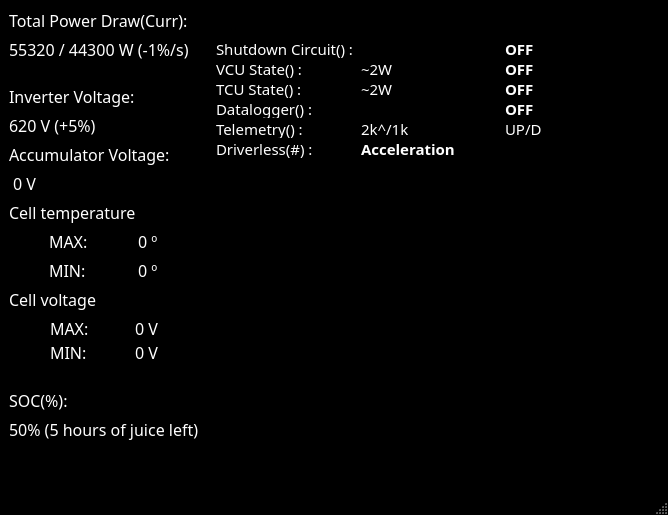
The window that src/voidsterdebugwindow.ui (FSLART/volante_alpha_qt) describes before a commit, drawn with Qt 5.
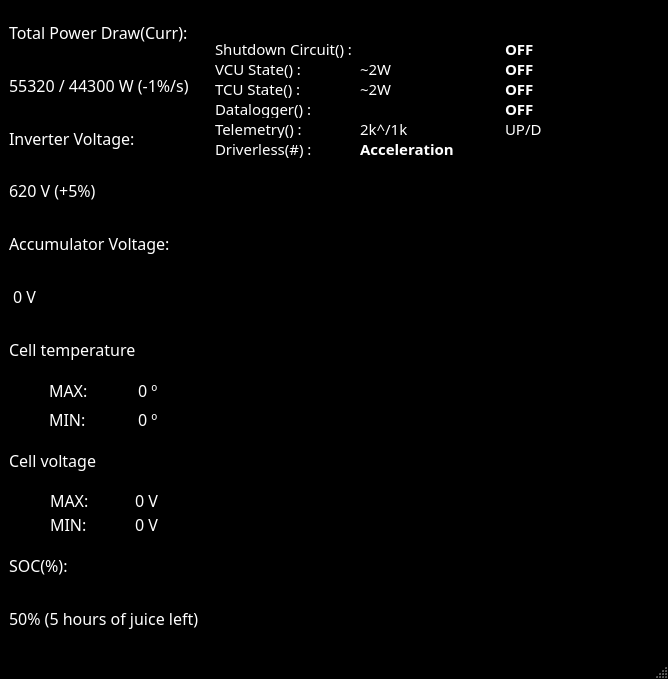
The same window after the commit. Icons and pictures are not drawn. Custom widgets are drawn as their Qt base class.

Diff of the .ui file:
```diff
--- a/src/voidsterdebugwindow.ui
+++ b/src/voidsterdebugwindow.ui
@@ -7,7 +7,7 @@
     <x>0</x>
     <y>0</y>
     <width>668</width>
-    <height>515</height>
+    <height>679</height>
    </rect>
   </property>
   <property name="sizePolicy">
@@ -482,7 +482,7 @@
    </property>
    <layout class="QGridLayout" name="gridLayout">
     <item row="0" column="1">
-     <layout class="QHBoxLayout" name="horizontalLayout" stretch="0,0,0">
+     <layout class="QHBoxLayout" name="horizontalLayout" stretch="0,0">
       <item>
        <layout class="QVBoxLayout" name="LeftVerticalLayout">
         <item>
@@ -490,14 +490,104 @@
           <property name="sizeConstraint">
            <enum>QLayout::SizeConstraint::SetDefaultConstraint</enum>
           </property>
-          <item row="6" column="0">
+          <item row="7" column="0">
+           <layout class="QGridLayout" name="gridLayout_7">
+            <item row="1" column="0">
+             <widget class="QLabel" name="label_8">
+              <property name="sizePolicy">
+               <sizepolicy hsizetype="Fixed" vsizetype="Preferred">
+                <horstretch>0</horstretch>
+                <verstretch>0</verstretch>
+               </sizepolicy>
+              </property>
+              <property name="text">
+               <string>MIN: </string>
+              </property>
+             </widget>
+            </item>
+            <item row="0" column="0">
+             <widget class="QLabel" name="label_3">
+              <property name="sizePolicy">
+               <sizepolicy hsizetype="Fixed" vsizetype="Preferred">
+                <horstretch>0</horstretch>
+                <verstretch>0</verstretch>
+               </sizepolicy>
+              </property>
+              <property name="text">
+               <string>MAX: </string>
+              </property>
+             </widget>
+            </item>
+            <item row="0" column="1">
+             <widget class="FLabel" name="cellmax_temp">
+              <property name="sizePolicy">
+               <sizepolicy hsizetype="Fixed" vsizetype="Preferred">
+                <horstretch>0</horstretch>
+                <verstretch>0</verstretch>
+               </sizepolicy>
+              </property>
+              <property name="text">
+               <string>0 º</string>
+              </property>
+             </widget>
+            </item>
+            <item row="1" column="1">
+             <widget class="FLabel" name="cell_min_temp">
+              <property name="text">
+               <string>0 º</string>
+              </property>
+             </widget>
+            </item>
+           </layout>
+          </item>
+          <item row="5" column="0">
            <widget class="QLabel" name="Accumulator_voltage">
             <property name="text">
              <string> 0 V</string>
             </property>
            </widget>
           </item>
-          <item row="10" column="0">
+          <item row="1" column="0">
+           <widget class="FLabel" name="TotalPowerDraw_Label">
+            <property name="text">
+             <string>55320 / 44300 W (-1%/s)</string>
+            </property>
+            <property name="wordWrap">
+             <bool>false</bool>
+            </property>
+            <property name="indent">
+             <number>-1</number>
+            </property>
+           </widget>
+          </item>
+          <item row="8" column="0">
+           <widget class="QLabel" name="label_4">
+            <property name="sizePolicy">
+             <sizepolicy hsizetype="Preferred" vsizetype="Preferred">
+              <horstretch>0</horstretch>
+              <verstretch>0</verstretch>
+             </sizepolicy>
+            </property>
+            <property name="text">
+             <string>Cell voltage</string>
+            </property>
+           </widget>
+          </item>
+          <item row="14" column="0">
+           <widget class="FLabel" name="SOC_Label">
+            <property name="text">
+             <string>50% (5 hours of juice left)</string>
+            </property>
+           </widget>
+          </item>
+          <item row="6" column="0">
+           <widget class="QLabel" name="label_2">
+            <property name="text">
+             <string>Cell temperature</string>
+            </property>
+           </widget>
+          </item>
+          <item row="9" column="0">
            <layout class="QGridLayout" name="gridLayout_6">
             <property name="spacing">
              <number>1</number>
@@ -550,200 +640,45 @@
             </item>
            </layout>
           </item>
-          <item row="16" column="0">
-           <widget class="FLabel" name="SOC_Label">
-            <property name="text">
-             <string>50% (5 hours of juice left)</string>
-            </property>
-           </widget>
-          </item>
-          <item row="1" column="0">
-           <widget class="FLabel" name="TotalPowerDraw_Label">
-            <property name="text">
-             <string>55320 / 44300 W (-1%/s)</string>
-            </property>
-            <property name="wordWrap">
-             <bool>false</bool>
-            </property>
-            <property name="indent">
-             <number>-1</number>
-            </property>
-           </widget>
-          </item>
-          <item row="0" column="0">
-           <widget class="QLabel" name="TotalPowerDraw_Prefix">
-            <property name="text">
-             <string>Total Power Draw(Curr):</string>
-            </property>
-           </widget>
-          </item>
-          <item row="17" column="0">
-           <spacer name="SOC_Spacer">
-            <property name="orientation">
-             <enum>Qt::Orientation::Vertical</enum>
-            </property>
-            <property name="sizeHint" stdset="0">
-             <size>
-              <width>20</width>
-              <height>40</height>
-             </size>
-            </property>
-           </spacer>
-          </item>
-          <item row="3" column="0">
+          <item row="2" column="0">
            <widget class="QLabel" name="InverterVoltage_Prefix">
             <property name="text">
              <string>Inverter Voltage:</string>
             </property>
            </widget>
           </item>
-          <item row="2" column="0">
-           <spacer name="TotalPowerDraw_Spacer">
-            <property name="orientation">
-             <enum>Qt::Orientation::Vertical</enum>
+          <item row="0" column="0">
+           <widget class="QLabel" name="TotalPowerDraw_Prefix">
+            <property name="text">
+             <string>Total Power Draw(Curr):</string>
             </property>
-            <property name="sizeHint" stdset="0">
-             <size>
-              <width>20</width>
-              <height>40</height>
-             </size>
+           </widget>
+          </item>
+          <item row="13" column="0">
+           <widget class="QLabel" name="SOC_Prefix">
+            <property name="text">
+             <string>SOC(%):</string>
             </property>
-           </spacer>
+           </widget>
           </item>
-          <item row="5" column="0">
+          <item row="4" column="0">
            <widget class="QLabel" name="label">
             <property name="text">
              <string>Accumulator Voltage:</string>
             </property>
            </widget>
           </item>
-          <item row="14" column="0">
-           <spacer name="InverterVoltage_Spacer">
-            <property name="orientation">
-             <enum>Qt::Orientation::Vertical</enum>
-            </property>
-            <property name="sizeHint" stdset="0">
-             <size>
-              <width>20</width>
-              <height>40</height>
-             </size>
-            </property>
-           </spacer>
-          </item>
-          <item row="7" column="0">
-           <widget class="QLabel" name="label_2">
-            <property name="text">
-             <string>Cell temperature</string>
-            </property>
-           </widget>
-          </item>
-          <item row="18" column="0">
-           <spacer name="DTConstraints_Spacer">
-            <property name="orientation">
-             <enum>Qt::Orientation::Vertical</enum>
-            </property>
-            <property name="sizeHint" stdset="0">
-             <size>
-              <width>20</width>
-              <height>40</height>
-             </size>
-            </property>
-           </spacer>
-          </item>
-          <item row="8" column="0">
-           <layout class="QGridLayout" name="gridLayout_7">
-            <item row="1" column="0">
-             <widget class="QLabel" name="label_8">
-              <property name="sizePolicy">
-               <sizepolicy hsizetype="Fixed" vsizetype="Preferred">
-                <horstretch>0</horstretch>
-                <verstretch>0</verstretch>
-               </sizepolicy>
-              </property>
-              <property name="text">
-               <string>MIN: </string>
-              </property>
-             </widget>
-            </item>
-            <item row="0" column="0">
-             <widget class="QLabel" name="label_3">
-              <property name="sizePolicy">
-               <sizepolicy hsizetype="Fixed" vsizetype="Preferred">
-                <horstretch>0</horstretch>
-                <verstretch>0</verstretch>
-               </sizepolicy>
-              </property>
-              <property name="text">
-               <string>MAX: </string>
-              </property>
-             </widget>
-            </item>
-            <item row="0" column="1">
-             <widget class="FLabel" name="cellmax_temp">
-              <property name="sizePolicy">
-               <sizepolicy hsizetype="Fixed" vsizetype="Preferred">
-                <horstretch>0</horstretch>
-                <verstretch>0</verstretch>
-               </sizepolicy>
-              </property>
-              <property name="text">
-               <string>0 º</string>
-              </property>
-             </widget>
-            </item>
-            <item row="1" column="1">
-             <widget class="FLabel" name="cell_min_temp">
-              <property name="text">
-               <string>0 º</string>
-              </property>
-             </widget>
-            </item>
-           </layout>
-          </item>
-          <item row="4" column="0">
+          <item row="3" column="0">
            <widget class="FLabel" name="InverterVoltage_Label">
             <property name="text">
              <string>620 V (+5%)</string>
             </property>
            </widget>
           </item>
-          <item row="15" column="0">
-           <widget class="QLabel" name="SOC_Prefix">
-            <property name="text">
-             <string>SOC(%):</string>
-            </property>
-           </widget>
-          </item>
-          <item row="9" column="0">
-           <widget class="QLabel" name="label_4">
-            <property name="sizePolicy">
-             <sizepolicy hsizetype="Preferred" vsizetype="Preferred">
-              <horstretch>0</horstretch>
-              <verstretch>0</verstretch>
-             </sizepolicy>
-            </property>
-            <property name="text">
-             <string>Cell voltage</string>
-            </property>
-           </widget>
-          </item>
          </layout>
         </item>
        </layout>
       </item>
-      <item>
-       <spacer name="horizontalSpacer">
-        <property name="orientation">
-         <enum>Qt::Orientation::Vertical</enum>
-        </property>
-        <property name="sizeHint" stdset="0">
-         <size>
-          <width>1</width>
-          <height>20</height>
-         </size>
-        </property>
-       </spacer>
-      </item>
       <item>
        <layout class="QVBoxLayout" name="RigthVerticalLayout">
         <property name="sizeConstraint">
@@ -1080,29 +1015,6 @@
           </item>
          </layout>
         </item>
-        <item>
-         <spacer name="horizontalSpacer_2">
-          <property name="orientation">
-           <enum>Qt::Orientation::Horizontal</enum>
-          </property>
-          <property name="sizeHint" stdset="0">
-           <size>
-            <width>40</width>
-            <height>20</height>
-           </size>
-          </property>
-         </spacer>
-        </item>
-        <item>
-         <widget class="QLabel" name="label_6">
-          <property name="text">
-           <string/>
-          </property>
-          <property name="pixmap">
-           <pixmap resource="../Imagens.qrc">:/src/squared3.png</pixmap>
-          </property>
-         </widget>
-        </item>
         <item>
          <layout class="QVBoxLayout" name="verticalLayout_3" stretch="0">
           <property name="spacing">
@@ -1155,6 +1067,19 @@
           </item>
          </layout>
         </item>
+        <item>
+         <widget class="QLabel" name="label_6">
+          <property name="cursor">
+           <cursorShape>BlankCursor</cursorShape>
+          </property>
+          <property name="text">
+           <string/>
+          </property>
+          <property name="pixmap">
+           <pixmap resource="../Imagens.qrc">:/src/squared3.png</pixmap>
+          </property>
+         </widget>
+        </item>
        </layout>
       </item>
      </layout>
```
Left out of the diff: 3 changed lines with no effect on the pictures.
